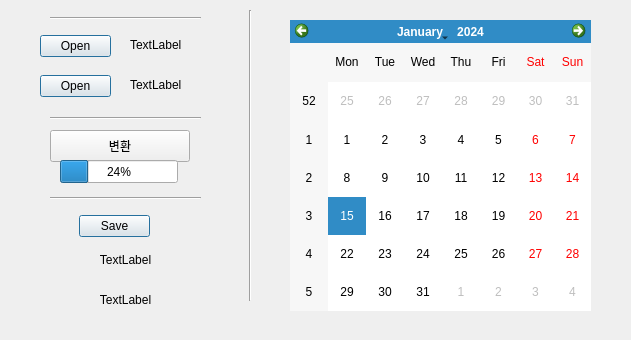
First picture: the form in program/uniform.ui, repository kwanghunkim328/auto_database, before the edit.
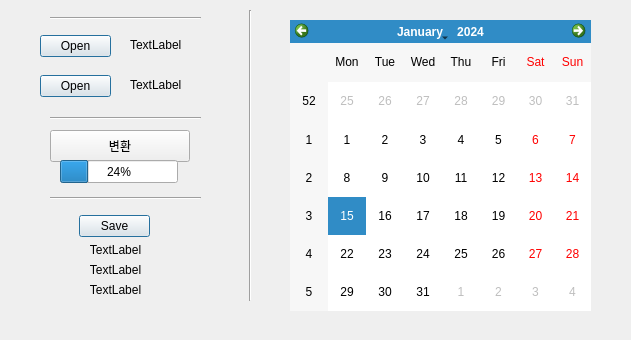
Second picture: the form after the edit.

The edit to the form file:
```diff
--- a/program/uniform.ui
+++ b/program/uniform.ui
@@ -182,8 +182,8 @@
   <widget class="QLabel" name="original_label">
    <property name="geometry">
     <rect>
-     <x>20</x>
-     <y>250</y>
+     <x>10</x>
+     <y>240</y>
      <width>211</width>
      <height>20</height>
     </rect>
@@ -201,8 +201,27 @@
   <widget class="QLabel" name="honest_label">
    <property name="geometry">
     <rect>
-     <x>20</x>
-     <y>290</y>
+     <x>10</x>
+     <y>260</y>
+     <width>211</width>
+     <height>20</height>
+    </rect>
+   </property>
+   <property name="layoutDirection">
+    <enum>Qt::LeftToRight</enum>
+   </property>
+   <property name="text">
+    <string>TextLabel</string>
+   </property>
+   <property name="alignment">
+    <set>Qt::AlignCenter</set>
+   </property>
+  </widget>
+  <widget class="QLabel" name="curation_label">
+   <property name="geometry">
+    <rect>
+     <x>10</x>
+     <y>280</y>
      <width>211</width>
      <height>20</height>
     </rect>
```
